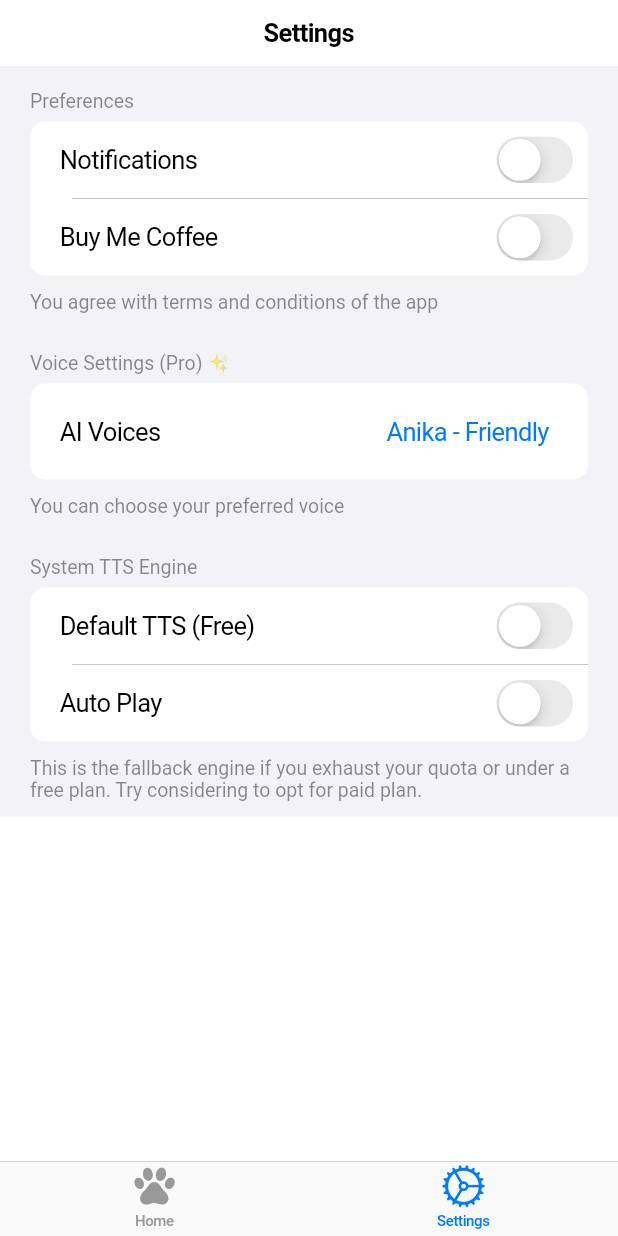
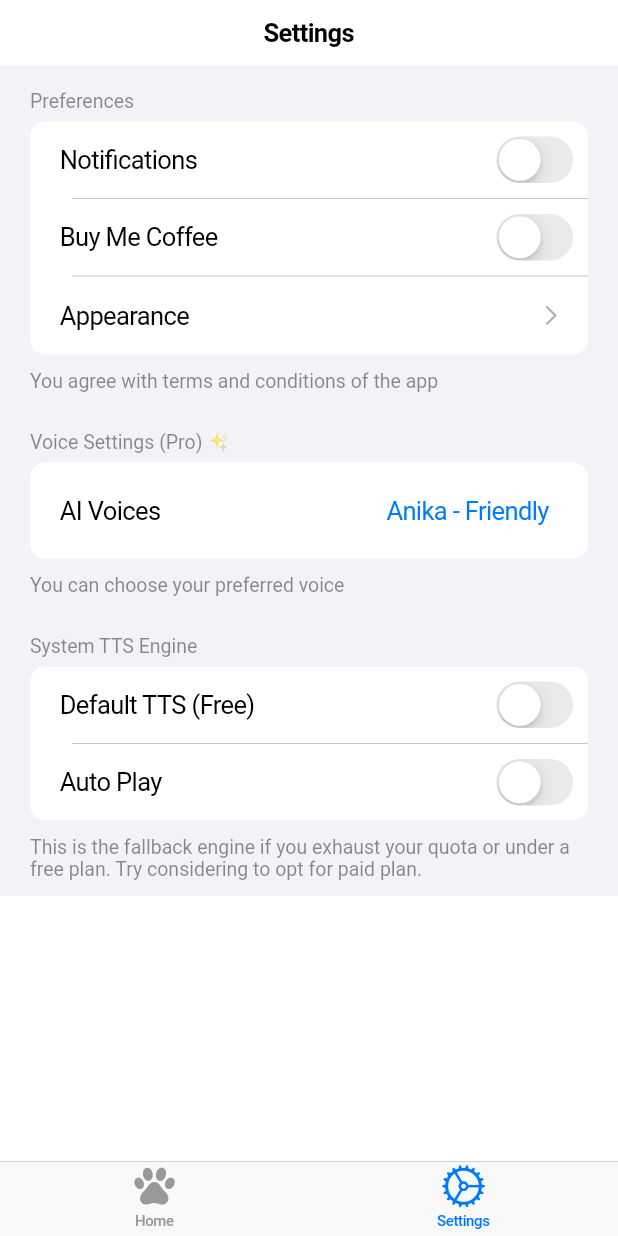
Before and after one commit to jitunayak/CatFacts, a Flutter app: the screen it shows after launch, item 2 of the bottom bar chosen, on a phone screen of 412 x 824 dp. Run offline on Flutter 3.47's test engine with Material 3 defaults, Android fonts, the light colour scheme and no system bars; our stand-ins replace audioplayers, flutter_dotenv, flutter_local_notifications, flutter_tts, go_router, permission_handler and 2 more; network calls fail.

Commit message:
navigation and appearance

```diff
--- a/lib/home_page.dart
+++ b/lib/home_page.dart
@@ -73,10 +73,10 @@ class _MyHomePageState extends State<MyHomePage> {
       _catFact = catFact;
     });
     final catImage = _catService.getImageBytes();
-    _catService.fetchAndCacheImage();
     setState(() {
       _catImage = catImage;
     });
+    _catService.fetchAndCacheImage();
 
     if (shoudlAutoPlay) await _speak();
   }
--- a/lib/main.dart
+++ b/lib/main.dart
@@ -2,6 +2,7 @@ import 'package:flutter/cupertino.dart';
 import 'package:flutter/services.dart';
 import 'package:flutter_dotenv/flutter_dotenv.dart';
 import 'package:my_flutter_app/home_page.dart';
+import 'package:my_flutter_app/router.dart';
 import 'package:my_flutter_app/settings_page.dart';
 
 Future<void> main() async {
@@ -15,11 +16,11 @@ class MyApp extends StatelessWidget {
   // This widget is the root of your application.
   @override
   Widget build(BuildContext context) {
-    return CupertinoApp(
+    return CupertinoApp.router(
       title: 'Flutter Demo',
       theme: CupertinoThemeData(primaryColor: CupertinoColors.systemBlue),
-      home: const MainScreen(title: 'Cat facts'),
       debugShowCheckedModeBanner: false,
+      routerConfig: createRouter,
     );
   }
 }
--- /dev/null
+++ b/lib/router.dart
@@ -0,0 +1,23 @@
+import 'package:go_router/go_router.dart';
+import 'package:my_flutter_app/appearance.dart';
+import 'package:my_flutter_app/home_page.dart';
+import 'package:my_flutter_app/main.dart';
+import 'package:my_flutter_app/settings_page.dart';
+
+GoRouter createRouter = GoRouter(
+  routes: [
+    GoRoute(
+      path: "/",
+      builder: (context, state) => MainScreen(title: "Cat Facts"),
+    ),
+    GoRoute(
+      path: "/home",
+      builder: (context, state) => MyHomePage(title: "cat facts"),
+    ),
+    GoRoute(path: "/settings", builder: (context, state) => SettingsPage()),
+    GoRoute(
+      path: "/settings/appearance",
+      builder: (context, state) => AppearancePage(),
+    ),
+  ],
+);
--- a/lib/settings_page.dart
+++ b/lib/settings_page.dart
@@ -1,5 +1,6 @@
 import 'package:flutter/cupertino.dart';
 import 'package:flutter_local_notifications/flutter_local_notifications.dart';
+import 'package:go_router/go_router.dart';
 import 'package:my_flutter_app/service/cat_service.dart';
 import 'package:my_flutter_app/store/SettingsStore.dart';
 
@@ -141,7 +142,6 @@ class _SettingsPageState extends State<SettingsPage> {
                     },
                   ),
                 ),
-
                 CupertinoFormRow(
                   prefix: const Text('Buy Me Coffee'),
                   child: CupertinoSwitch(
@@ -169,6 +169,12 @@ class _SettingsPageState extends State<SettingsPage> {
                       });
                     },
                   ),
+                ),
+                CupertinoListTile(
+                  title: const Text("Appearance"),
+                  padding: EdgeInsetsDirectional.fromSTEB(20, 12, 16, 12),
+                  onTap: () => context.push("/settings/appearance"),
+                  trailing: CupertinoListTileChevron(),
                 ),
               ],
             ),
--- a/pubspec.yaml
+++ b/pubspec.yaml
@@ -45,6 +45,7 @@ dependencies:
   permission_handler: ^12.0.0+1
   timezone: ^0.10.1
   flutter_dotenv: ^5.2.1
+  go_router: ^15.2.3
 
 dev_dependencies:
   flutter_test:
```
Also changed, not shown: lib/appearance.dart (added, +82 -0 lines), pubspec.lock.
